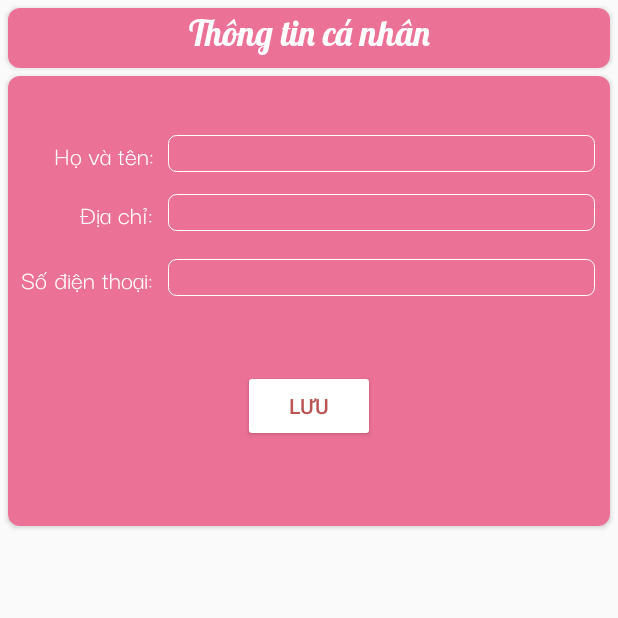
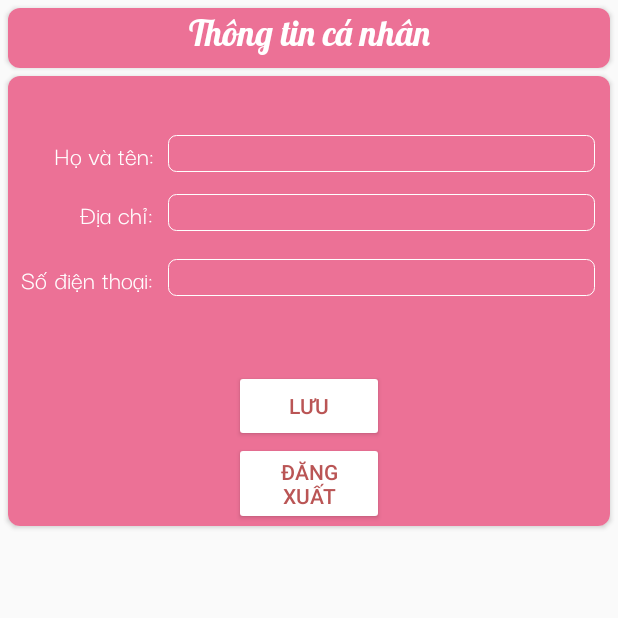
Before and after one commit to thinh-neyung/HomNayAnGi, an Android app: the Person_activity screen opened directly, with no data from a screen before it, on a phone screen of 412 x 824 dp, the top half of it. Run offline under Robolectric (Android 15) with nearby library versions, the light colour scheme and no system bars; our stand-ins replace Firebase (no records; nobody signed in at launch, a user with empty details on screens opened directly); 3 statements that could not run were skipped.

Commit message:
final v1.1

```diff
--- a/HomNayAnGi/app/src/main/java/com/example/myapplication/activity/Person_activity.java
+++ b/HomNayAnGi/app/src/main/java/com/example/myapplication/activity/Person_activity.java
@@ -15,7 +15,7 @@ import com.google.firebase.database.FirebaseDatabase;
 
 public class Person_activity extends AppCompatActivity {
 
-    Button save_button;
+    Button save_button,logout_button;
     EditText name,address,phone;
 
     com.example.myapplication.data_model.user user;
@@ -25,6 +25,7 @@ public class Person_activity extends AppCompatActivity {
         setContentView(R.layout.activity_person_activity2);
 
         save_button=(Button)findViewById(R.id.save_button);
+        logout_button=(Button)findViewById(R.id.button_logout);
         name=(EditText)findViewById(R.id.editText_name);
         address=(EditText)findViewById(R.id.editText_address);
         phone=(EditText)findViewById(R.id.editText_phone);
@@ -56,5 +57,13 @@ public class Person_activity extends AppCompatActivity {
 
             }
         });
+        logout_button.setOnClickListener(new View.OnClickListener() {
+            @Override
+            public void onClick(View view) {
+                Intent intent= new Intent(Person_activity.this,activity_login.class);
+                intent.setFlags(Intent.FLAG_ACTIVITY_NEW_TASK | Intent.FLAG_ACTIVITY_CLEAR_TASK);
+                startActivity(intent);
+            }
+        });
     }
 }
--- a/HomNayAnGi/app/src/main/java/com/example/myapplication/activity/activity_login.java
+++ b/HomNayAnGi/app/src/main/java/com/example/myapplication/activity/activity_login.java
@@ -56,6 +56,7 @@ public class activity_login extends AppCompatActivity {
                     db.child("account").child(username.getText().toString()).addValueEventListener(new ValueEventListener() {
                         @Override
                         public void onDataChange(@NonNull DataSnapshot snapshot) {
+                            try{
                             user user=snapshot.getValue(com.example.myapplication.data_model.user.class);
                             if(password.getText().toString().equals(user.getPassword()))
                             {
@@ -64,6 +65,10 @@ public class activity_login extends AppCompatActivity {
                                 startActivity(intent);
                             }
                             else {
+                                Toast.makeText(activity_login.this,"Mặt khẩu hoặc tài khoản không hợp lệ",Toast.LENGTH_LONG).show();
+                            }}
+                            catch (NullPointerException e)
+                            {
                                 Toast.makeText(activity_login.this,"Mặt khẩu hoặc tài khoản không hợp lệ",Toast.LENGTH_LONG).show();
                             }
                         }
--- a/HomNayAnGi/app/src/main/java/com/example/myapplication/activity/activity_newpost.java
+++ b/HomNayAnGi/app/src/main/java/com/example/myapplication/activity/activity_newpost.java
@@ -3,6 +3,7 @@ package com.example.myapplication.activity;
 import android.content.Intent;
 import android.net.Uri;
 import android.os.Bundle;
+import android.text.InputType;
 import android.view.MenuItem;
 import android.view.View;
 import android.widget.Button;
@@ -71,7 +72,6 @@ public class activity_newpost extends AppCompatActivity {
                 editText.setHint("Nguyên liệu "+String.valueOf(nguyenlieu_list.getChildCount()));
                 editText.setId(nguyenlieu_list.getChildCount()+200+1);
                 nguyenlieu_list.addView(editText);
-
             }
         });
         add_step_button.setOnClickListener(new View.OnClickListener() {
@@ -81,6 +81,7 @@ public class activity_newpost extends AppCompatActivity {
                 EditText editText_time=new EditText(activity_newpost.this);
                 editText_mota.setHint("Nội dung");
                 editText_time.setHint("Thời gian");
+                editText_time.setInputType(InputType.TYPE_CLASS_NUMBER);
                 editText_mota.setId(step_list.getChildCount()+300+1);
                 editText_time.setId(step_list.getChildCount()+300+2);
                 step_list.addView(editText_mota);
--- a/HomNayAnGi/app/src/main/res/layout/activity_person_activity2.xml
+++ b/HomNayAnGi/app/src/main/res/layout/activity_person_activity2.xml
@@ -142,15 +142,26 @@
             <Button
                 android:id="@+id/save_button"
                 style="@style/Widget.AppCompat.Button.Colored"
-                android:layout_width="wrap_content"
+                android:layout_width="100dp"
                 android:layout_height="wrap_content"
                 android:layout_marginTop="50dp"
+                android:text="Lưu"
                 android:backgroundTint="#FFFFFF"
-                android:text="Lưu"
                 android:textColor="#BA5555"
                 app:layout_constraintEnd_toEndOf="parent"
                 app:layout_constraintStart_toStartOf="parent"
                 app:layout_constraintTop_toBottomOf="@+id/phone_textview" />
+
+            <Button
+                android:id="@+id/button_logout"
+                android:layout_width="100dp"
+                android:layout_height="wrap_content"
+                android:text="Đăng xuất"
+                android:backgroundTint="#FFFFFF"
+                android:textColor="#BA5555"
+                app:layout_constraintEnd_toEndOf="parent"
+                app:layout_constraintStart_toStartOf="parent"
+                app:layout_constraintTop_toBottomOf="@+id/save_button" />
         </androidx.constraintlayout.widget.ConstraintLayout>
     </androidx.cardview.widget.CardView>
 </androidx.constraintlayout.widget.ConstraintLayout>
```
